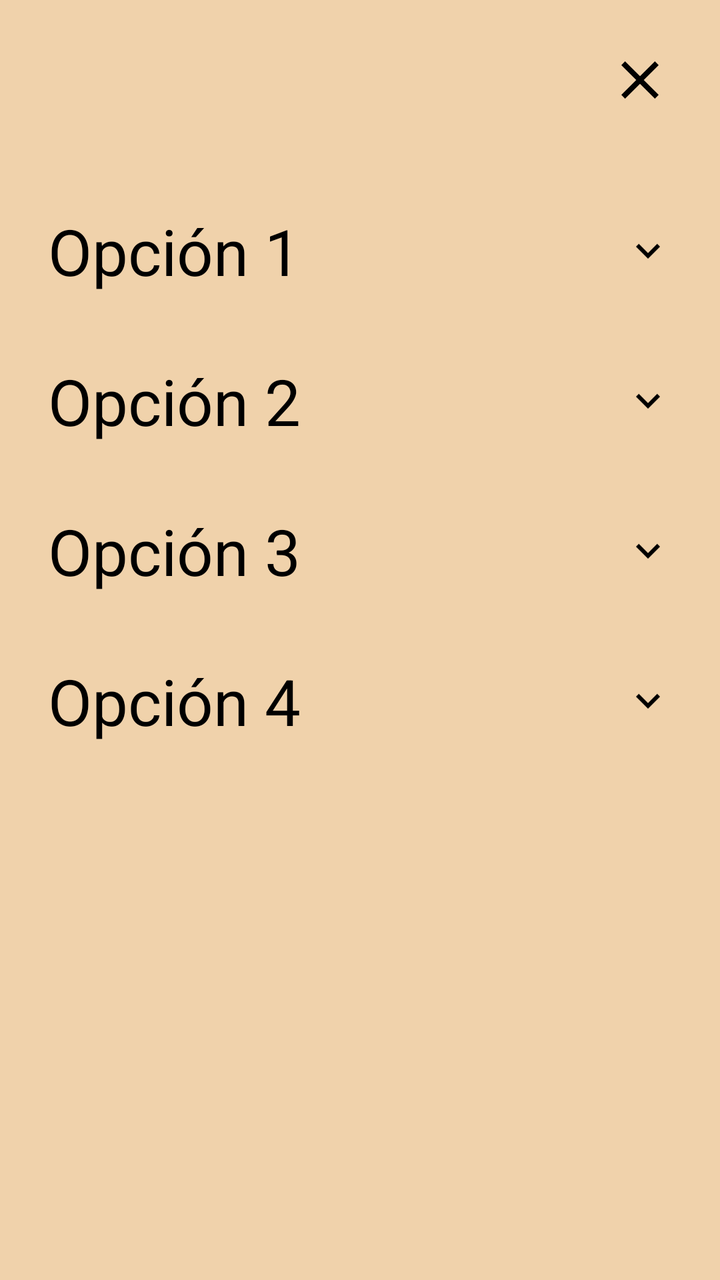
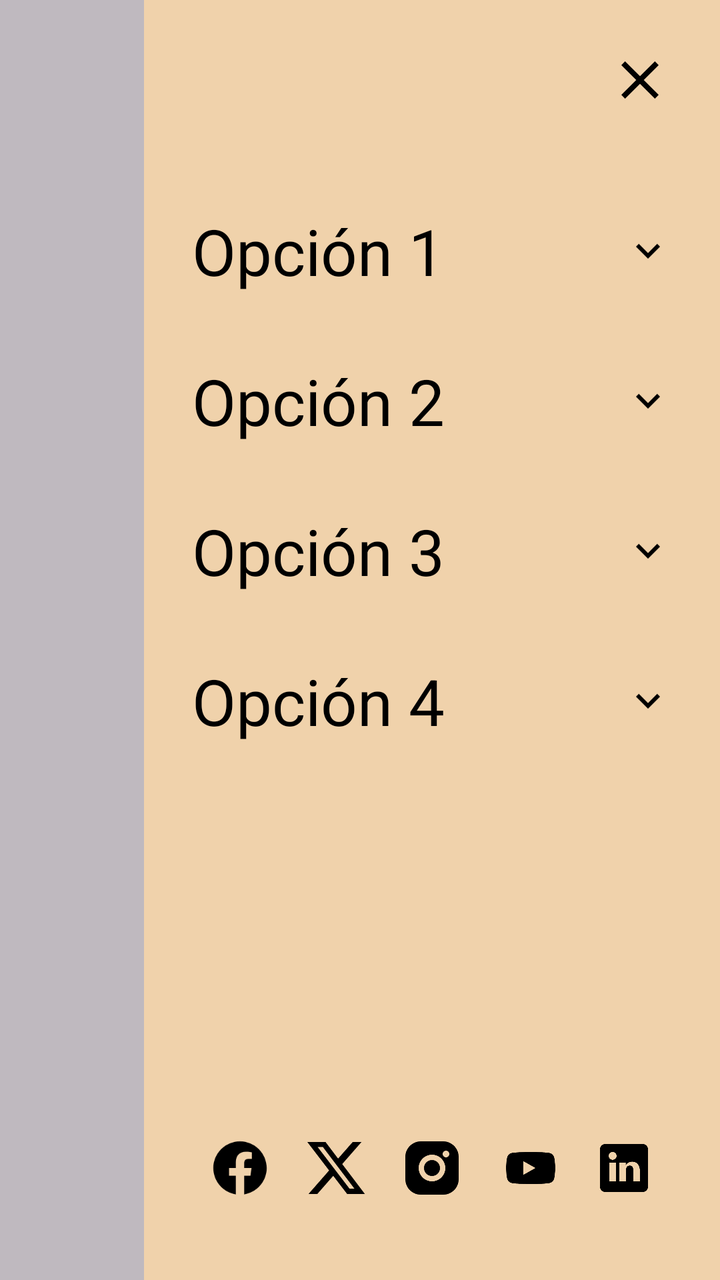

Two renders of the same Android screen: before a commit and after it. Below are the layout's source before the change and the commit's diff.
<!-- AndroidManifest.xml: application theme Theme.Parcial1amacn4bmontealegrenievas -->
<!-- res/layout/layout_menu_desplegable.xml -->
<?xml version="1.0" encoding="utf-8"?>
<androidx.constraintlayout.widget.ConstraintLayout xmlns:android="http://schemas.android.com/apk/res/android"
    xmlns:app="http://schemas.android.com/apk/res-auto"
    android:layout_width="match_parent"
    android:layout_height="match_parent"
    android:background="@color/appBackgroundColour"
    android:padding="24dp">

    <ImageView
        android:id="@+id/btn_close_menu"
        android:layout_width="32dp"
        android:layout_height="32dp"
        android:contentDescription="@string/cerrar_menu"
        android:src="@drawable/ic_close"
        app:layout_constraintEnd_toEndOf="parent"
        app:layout_constraintTop_toTopOf="parent" />

    <ScrollView
        android:layout_width="match_parent"
        android:layout_height="0dp"
        android:layout_marginTop="32dp"
        app:layout_constraintBottom_toBottomOf="parent"
        app:layout_constraintTop_toBottomOf="@id/btn_close_menu">

        <LinearLayout
            android:layout_width="match_parent"
            android:layout_height="wrap_content"
            android:orientation="vertical">

            
            <LinearLayout
                android:layout_width="match_parent"
                android:layout_height="wrap_content"
                android:orientation="horizontal"
                android:paddingVertical="16dp"
                android:clickable="true"
                android:focusable="true"
                android:background="?attr/selectableItemBackground">
                <TextView
                    android:layout_width="0dp"
                    android:layout_height="wrap_content"
                    android:layout_weight="1"
                    android:text="@string/menu_opcion_1"
                    android:textSize="32sp"
                    android:textColor="@color/black" />
                <ImageView
                    android:layout_width="24dp"
                    android:layout_height="24dp"
                    android:layout_gravity="center_vertical"
                    android:src="@drawable/ic_chevron_down"
                    android:contentDescription="@null" />
            </LinearLayout>

            
            <LinearLayout
                android:layout_width="match_parent"
                android:layout_height="wrap_content"
                android:orientation="horizontal"
                android:paddingVertical="16dp"
                android:clickable="true"
                android:focusable="true"
                android:background="?attr/selectableItemBackground">
                <TextView
                    android:layout_width="0dp"
                    android:layout_height="wrap_content"
                    android:layout_weight="1"
                    android:text="@string/menu_opcion_2"
                    android:textSize="32sp"
                    android:textColor="@color/black" />
                <ImageView
                    android:layout_width="24dp"
                    android:layout_height="24dp"
                    android:layout_gravity="center_vertical"
                    android:src="@drawable/ic_chevron_down"
                    android:contentDescription="@null" />
            </LinearLayout>

            
            <LinearLayout
                android:layout_width="match_parent"
                android:layout_height="wrap_content"
                android:orientation="horizontal"
                android:paddingVertical="16dp"
                android:clickable="true"
                android:focusable="true"
                android:background="?attr/selectableItemBackground">
                <TextView
                    android:layout_width="0dp"
                    android:layout_height="wrap_content"
                    android:layout_weight="1"
                    android:text="@string/menu_opcion_3"
                    android:textSize="32sp"
                    android:textColor="@color/black" />
                <ImageView
                    android:layout_width="24dp"
                    android:layout_height="24dp"
                    android:layout_gravity="center_vertical"
                    android:src="@drawable/ic_chevron_down"
                    android:contentDescription="@null" />
            </LinearLayout>

            
            <LinearLayout
                android:id="@+id/option_4_container"
                android:layout_width="match_parent"
                android:layout_height="wrap_content"
                android:orientation="vertical">

                <LinearLayout
                    android:id="@+id/option_4_header"
                    android:layout_width="match_parent"
                    android:layout_height="wrap_content"
                    android:orientation="horizontal"
                    android:paddingVertical="16dp"
                    android:clickable="true"
                    android:focusable="true"
                    android:background="?attr/selectableItemBackground">
                    <TextView
                        android:layout_width="0dp"
                        android:layout_height="wrap_content"
                        android:layout_weight="1"
                        android:text="@string/menu_opcion_4"
                        android:textSize="32sp"
                        android:textColor="@color/black" />
                    <ImageView
                        android:id="@+id/option_4_chevron"
                        android:layout_width="24dp"
                        android:layout_height="24dp"
                        android:layout_gravity="center_vertical"
                        android:src="@drawable/ic_chevron_down"
                        android:contentDescription="@null" />
                </LinearLayout>

                <LinearLayout
                    android:id="@+id/suboptions_container"
                    android:layout_width="match_parent"
                    android:layout_height="wrap_content"
                    android:orientation="vertical"
                    android:paddingStart="32dp"
                    android:paddingEnd="32dp"
                    android:visibility="gone">
                    <TextView
                        android:layout_width="match_parent"
                        android:layout_height="wrap_content"
                        android:paddingVertical="8dp"
                        android:text="@string/menu_subopcion_1"
                        android:textSize="18sp"
                        android:textColor="@color/black" />
                    <TextView
                        android:layout_width="match_parent"
                        android:layout_height="wrap_content"
                        android:paddingVertical="8dp"
                        android:text="@string/menu_subopcion_2"
                        android:textSize="18sp"
                        android:textColor="@color/black" />
                    <TextView
                        android:layout_width="match_parent"
                        android:layout_height="wrap_content"
                        android:paddingVertical="8dp"
                        android:text="@string/menu_subopcion_3"
                        android:textSize="18sp"
                        android:textColor="@color/black" />
                </LinearLayout>
            </LinearLayout>

        </LinearLayout>
    </ScrollView>

</androidx.constraintlayout.widget.ConstraintLayout>
<!-- resources referenced by this layout -->
<resources>
  <color name="appBackgroundColour">#F0D2AB</color>
  <color name="black">#FF000000</color>
  <string name="cerrar_menu">Cerrar menú</string>
  <string name="menu_opcion_1">Opción 1</string>
  <string name="menu_opcion_2">Opción 2</string>
  <string name="menu_opcion_3">Opción 3</string>
  <string name="menu_opcion_4">Opción 4</string>
  <string name="menu_subopcion_1">Subopción 1</string>
  <string name="menu_subopcion_2">Subopción 2</string>
  <string name="menu_subopcion_3">Subopción 3</string>
  <style name="Theme.Parcial1amacn4bmontealegrenievas" parent="Base.Theme.Parcial1amacn4bmontealegrenievas" />
  <style name="Base.Theme.Parcial1amacn4bmontealegrenievas" parent="Theme.Material3.DayNight.NoActionBar">
          
          
      </style>
  <!-- unchanged entries left out for length: 2 -->
</resources>

<!-- the commit's change to res/layout/layout_menu_desplegable.xml (unified diff, before → after) -->
@@ -3,167 +3,233 @@
     xmlns:app="http://schemas.android.com/apk/res-auto"
     android:layout_width="match_parent"
     android:layout_height="match_parent"
-    android:background="@color/appBackgroundColour"
-    android:padding="24dp">
-
-    <ImageView
-        android:id="@+id/btn_close_menu"
-        android:layout_width="32dp"
-        android:layout_height="32dp"
-        android:contentDescription="@string/cerrar_menu"
-        android:src="@drawable/ic_close"
-        app:layout_constraintEnd_toEndOf="parent"
-        app:layout_constraintTop_toTopOf="parent" />
-
-    <ScrollView
-        android:layout_width="match_parent"
-        android:layout_height="0dp"
-        android:layout_marginTop="32dp"
-        app:layout_constraintBottom_toBottomOf="parent"
-        app:layout_constraintTop_toBottomOf="@id/btn_close_menu">
-
-        <LinearLayout
+    android:background="@android:color/transparent">
+
+    
+    <View
+        android:id="@+id/view_dismiss"
+        android:layout_width="0dp"
+        android:layout_height="match_parent"
+        android:background="#40000000"
+        app:layout_constraintEnd_toStartOf="@+id/menu_content"
+        app:layout_constraintStart_toStartOf="parent" />
+
+    <androidx.constraintlayout.widget.ConstraintLayout
+        android:id="@+id/menu_content"
+        android:layout_width="0dp"
+        android:layout_height="match_parent"
+        android:background="@color/appBackgroundColour"
+        android:padding="24dp"
+        app:layout_constraintWidth_percent="0.8"
+        app:layout_constraintEnd_toEndOf="parent">
+
+        <ImageView
+            android:id="@+id/btn_close_menu"
+            android:layout_width="32dp"
+            android:layout_height="32dp"
+            android:contentDescription="@string/cerrar_menu"
+            android:src="@drawable/ic_close"
+            app:layout_constraintEnd_toEndOf="parent"
+            app:layout_constraintTop_toTopOf="parent" />
+
+        <ScrollView
             android:layout_width="match_parent"
-            android:layout_height="wrap_content"
-            android:orientation="vertical">
-
-            
+            android:layout_height="0dp"
+            android:layout_marginTop="32dp"
+            android:layout_marginBottom="16dp"
+            app:layout_constraintBottom_toTopOf="@+id/social_icons_container"
+            app:layout_constraintTop_toBottomOf="@id/btn_close_menu">
+
             <LinearLayout
                 android:layout_width="match_parent"
                 android:layout_height="wrap_content"
-                android:orientation="horizontal"
-                android:paddingVertical="16dp"
-                android:clickable="true"
-                android:focusable="true"
-                android:background="?attr/selectableItemBackground">
-                <TextView
-                    android:layout_width="0dp"
-                    android:layout_height="wrap_content"
-                    android:layout_weight="1"
-                    android:text="@string/menu_opcion_1"
-                    android:textSize="32sp"
-                    android:textColor="@color/black" />
-                <ImageView
-                    android:layout_width="24dp"
-                    android:layout_height="24dp"
-                    android:layout_gravity="center_vertical"
-                    android:src="@drawable/ic_chevron_down"
-                    android:contentDescription="@null" />
-            </LinearLayout>
-
-            
-            <LinearLayout
-                android:layout_width="match_parent"
-                android:layout_height="wrap_content"
-                android:orientation="horizontal"
-                android:paddingVertical="16dp"
-                android:clickable="true"
-                android:focusable="true"
-                android:background="?attr/selectableItemBackground">
-                <TextView
-                    android:layout_width="0dp"
-                    android:layout_height="wrap_content"
-                    android:layout_weight="1"
-                    android:text="@string/menu_opcion_2"
-                    android:textSize="32sp"
-                    android:textColor="@color/black" />
-                <ImageView
-                    android:layout_width="24dp"
-                    android:layout_height="24dp"
-                    android:layout_gravity="center_vertical"
-                    android:src="@drawable/ic_chevron_down"
-                    android:contentDescription="@null" />
-            </LinearLayout>
-
-            
-            <LinearLayout
-                android:layout_width="match_parent"
-                android:layout_height="wrap_content"
-                android:orientation="horizontal"
-                android:paddingVertical="16dp"
-                android:clickable="true"
-                android:focusable="true"
-                android:background="?attr/selectableItemBackground">
-                <TextView
-                    android:layout_width="0dp"
-                    android:layout_height="wrap_content"
-                    android:layout_weight="1"
-                    android:text="@string/menu_opcion_3"
-                    android:textSize="32sp"
-                    android:textColor="@color/black" />
-                <ImageView
-                    android:layout_width="24dp"
-                    android:layout_height="24dp"
-                    android:layout_gravity="center_vertical"
-                    android:src="@drawable/ic_chevron_down"
-                    android:contentDescription="@null" />
-            </LinearLayout>
-
-            
-            <LinearLayout
-                android:id="@+id/option_4_container"
-                android:layout_width="match_parent"
-                android:layout_height="wrap_content"
                 android:orientation="vertical">
 
-                <LinearLayout
-                    android:id="@+id/option_4_header"
-                    android:layout_width="match_parent"
-                    android:layout_height="wrap_content"
-                    android:orientation="horizontal"
-                    android:paddingVertical="16dp"
+                
+                <LinearLayout
+                    android:layout_width="match_parent"
+                    android:layout_height="wrap_content"
+                    android:background="?attr/selectableItemBackground"
                     android:clickable="true"
                     android:focusable="true"
-                    android:background="?attr/selectableItemBackground">
+                    android:orientation="horizontal"
+                    android:paddingVertical="16dp">
                     <TextView
                         android:layout_width="0dp"
                         android:layout_height="wrap_content"
                         android:layout_weight="1"
-                        android:text="@string/menu_opcion_4"
-                        android:textSize="32sp"
-                        android:textColor="@color/black" />
+                        android:text="@string/menu_opcion_1"
+                        android:textColor="@color/black"
+                        android:textSize="32sp" />
                     <ImageView
-                        android:id="@+id/option_4_chevron"
                         android:layout_width="24dp"
                         android:layout_height="24dp"
                         android:layout_gravity="center_vertical"
-                        android:src="@drawable/ic_chevron_down"
-                        android:contentDescription="@null" />
-                </LinearLayout>
-
-                <LinearLayout
-                    android:id="@+id/suboptions_container"
-                    android:layout_width="match_parent"
-                    android:layout_height="wrap_content"
-                    android:orientation="vertical"
-                    android:paddingStart="32dp"
-                    android:paddingEnd="32dp"
-                    android:visibility="gone">
+                        android:contentDescription="@null"
+                        android:src="@drawable/ic_chevron_down" />
+                </LinearLayout>
+
+                
+                <LinearLayout
+                    android:layout_width="match_parent"
+                    android:layout_height="wrap_content"
+                    android:background="?attr/selectableItemBackground"
+                    android:clickable="true"
+                    android:focusable="true"
+                    android:orientation="horizontal"
+                    android:paddingVertical="16dp">
                     <TextView
+                        android:layout_width="0dp"
+                        android:layout_height="wrap_content"
+                        android:layout_weight="1"
+                        android:text="@string/menu_opcion_2"
+                        android:textColor="@color/black"
+                        android:textSize="32sp" />
+                    <ImageView
+                        android:layout_width="24dp"
+                        android:layout_height="24dp"
+                        android:layout_gravity="center_vertical"
+                        android:contentDescription="@null"
+                        android:src="@drawable/ic_chevron_down" />
+                </LinearLayout>
+
+                
+                <LinearLayout
+                    android:layout_width="match_parent"
+                    android:layout_height="wrap_content"
+                    android:background="?attr/selectableItemBackground"
+                    android:clickable="true"
+                    android:focusable="true"
+                    android:orientation="horizontal"
+                    android:paddingVertical="16dp">
+                    <TextView
+                        android:layout_width="0dp"
+                        android:layout_height="wrap_content"
+                        android:layout_weight="1"
+                        android:text="@string/menu_opcion_3"
+                        android:textColor="@color/black"
+                        android:textSize="32sp" />
+                    <ImageView
+                        android:layout_width="24dp"
+                        android:layout_height="24dp"
+                        android:layout_gravity="center_vertical"
+                        android:contentDescription="@null"
+                        android:src="@drawable/ic_chevron_down" />
+                </LinearLayout>
+
+                
+                <LinearLayout
+                    android:id="@+id/option_4_container"
+                    android:layout_width="match_parent"
+                    android:layout_height="wrap_content"
+                    android:orientation="vertical">
+
+                    <LinearLayout
+                        android:id="@+id/option_4_header"
                         android:layout_width="match_parent"
                         android:layout_height="wrap_content"
-                        android:paddingVertical="8dp"
-                        android:text="@string/menu_subopcion_1"
-                        android:textSize="18sp"
-                        android:textColor="@color/black" />
-                    <TextView
+                        android:background="?attr/selectableItemBackground"
+                        android:clickable="true"
+                        android:focusable="true"
+                        android:orientation="horizontal"
+                        android:paddingVertical="16dp">
+                        <TextView
+                            android:layout_width="0dp"
+                            android:layout_height="wrap_content"
+                            android:layout_weight="1"
+                            android:text="@string/menu_opcion_4"
+                            android:textColor="@color/black"
+                            android:textSize="32sp" />
+                        <ImageView
+                            android:id="@+id/option_4_chevron"
+                            android:layout_width="24dp"
+                            android:layout_height="24dp"
+                            android:layout_gravity="center_vertical"
+                            android:contentDescription="@null"
+                            android:src="@drawable/ic_chevron_down" />
+                    </LinearLayout>
+
+                    <LinearLayout
+                        android:id="@+id/suboptions_container"
                         android:layout_width="match_parent"
                         android:layout_height="wrap_content"
-                        android:paddingVertical="8dp"
-                        android:text="@string/menu_subopcion_2"
-                        android:textSize="18sp"
-                        android:textColor="@color/black" />
-                    <TextView
-                        android:layout_width="match_parent"
-                        android:layout_height="wrap_content"
-                        android:paddingVertical="8dp"
-                        android:text="@string/menu_subopcion_3"
-                        android:textSize="18sp"
-                        android:textColor="@color/black" />
+                        android:orientation="vertical"
+                        android:paddingStart="32dp"
+                        android:paddingEnd="32dp"
+                        android:visibility="gone">
+                        <TextView
+                            android:layout_width="match_parent"
+                            android:layout_height="wrap_content"
+                            android:paddingVertical="8dp"
+                            android:text="@string/menu_subopcion_1"
+                            android:textColor="@color/black"
+                            android:textSize="18sp" />
+                        <TextView
+                            android:layout_width="match_parent"
+                            android:layout_height="wrap_content"
+                            android:paddingVertical="8dp"
+                            android:text="@string/menu_subopcion_2"
+                            android:textColor="@color/black"
+                            android:textSize="18sp" />
+                        <TextView
+                            android:layout_width="match_parent"
+                            android:layout_height="wrap_content"
+                            android:paddingVertical="8dp"
+                            android:text="@string/menu_subopcion_3"
+                            android:textColor="@color/black"
+                            android:textSize="18sp" />
+                    </LinearLayout>
                 </LinearLayout>
             </LinearLayout>
+        </ScrollView>
+
+        
+        <LinearLayout
+            android:id="@+id/social_icons_container"
+            android:layout_width="match_parent"
+            android:layout_height="wrap_content"
+            android:gravity="center"
+            android:orientation="horizontal"
+            android:paddingVertical="16dp"
+            app:layout_constraintBottom_toBottomOf="parent">
+
+            <ImageView
+                android:layout_width="32dp"
+                android:layout_height="32dp"
+                android:layout_marginHorizontal="8dp"
+                android:src="@drawable/ic_facebook"
+                android:contentDescription="Facebook" />
+
+            <ImageView
+                android:layout_width="32dp"
+                android:layout_height="32dp"
+                android:layout_marginHorizontal="8dp"
+                android:src="@drawable/ic_twitter_x"
+                android:contentDescription="X" />
+
+            <ImageView
+                android:layout_width="32dp"
+                android:layout_height="32dp"
+                android:layout_marginHorizontal="8dp"
+                android:src="@drawable/ic_instagram"
+                android:contentDescription="Instagram" />
+
+            <ImageView
+                android:layout_width="32dp"
+                android:layout_height="32dp"
+                android:layout_marginHorizontal="8dp"
+                android:src="@drawable/ic_youtube"
+                android:contentDescription="YouTube" />
+
+            <ImageView
+                android:layout_width="32dp"
+                android:layout_height="32dp"
+                android:layout_marginHorizontal="8dp"
+                android:src="@drawable/ic_linkedin"
+                android:contentDescription="LinkedIn" />
 
         </LinearLayout>
-    </ScrollView>
+
+    </androidx.constraintlayout.widget.ConstraintLayout>
 
 </androidx.constraintlayout.widget.ConstraintLayout>
<!-- resource entries referenced after the edit -->
@@ -2,6 +2,56 @@
 <resources>
   <color name="appBackgroundColour">#F0D2AB</color>
   <color name="black">#FF000000</color>
+  <!-- drawable ic_facebook (drawable) -->
+  <vector xmlns:android="http://schemas.android.com/apk/res/android"
+      android:width="24dp"
+      android:height="24dp"
+      android:viewportWidth="24"
+      android:viewportHeight="24">
+      <path
+          android:fillColor="#000000"
+          android:pathData="M12,2C6.477,2,2,6.477,2,12c0,5.01,3.657,9.128,8.438,9.878v-6.987h-2.54V12h2.54V9.797c0-2.506,1.492-3.89,3.777-3.89c1.094,0,2.238,0.195,2.238,0.195v2.46h-1.26c-1.243,0-1.63,0.771-1.63,1.562V12h2.773l-0.443,2.89h-2.33v6.988C18.343,21.128,22,17.01,22,12C22,6.477,17.523,2,12,2z"/>
+  </vector>
+  <!-- drawable ic_instagram (drawable) -->
+  <vector xmlns:android="http://schemas.android.com/apk/res/android"
+      android:width="24dp"
+      android:height="24dp"
+      android:viewportWidth="24"
+      android:viewportHeight="24">
+      <path
+          android:fillColor="#000000"
+          android:pathData="M7.8,2h8.4C19.4,2 22,4.6 22,7.8v8.4c0,3.2 -2.6,5.8 -5.8,5.8H7.8C4.6,22 2,19.4 2,16.2V7.8C2,4.6 4.6,2 7.8,2zM12,7c-2.76,0 -5,2.24 -5,5s2.24,5 5,5 5,-2.24 5,-5S14.76,7 12,7zM12,15c-1.66,0 -3,-1.34 -3,-3s1.34,-3 3,-3 3,1.34 3,3S13.66,15 12,15zM17.25,5.5c-0.69,0 -1.25,0.56 -1.25,1.25s0.56,1.25 1.25,1.25 1.25,-0.56 1.25,-1.25S17.94,5.5 17.25,5.5z"/>
+  </vector>
+  <!-- drawable ic_linkedin (drawable) -->
+  <vector xmlns:android="http://schemas.android.com/apk/res/android"
+      android:width="24dp"
+      android:height="24dp"
+      android:viewportWidth="24"
+      android:viewportHeight="24">
+      <path
+          android:fillColor="#000000"
+          android:pathData="M19,3H5C3.895,3 3,3.895 3,5v14c0,1.105 0.895,2 2,2h14c1.105,0 2,-0.895 2,-2V5C21,3.895 20.105,3 19,3zM9,17H6.477v-7H9V17zM7.739,8.923c-0.812,0 -1.469,-0.657 -1.469,-1.469c0,-0.812 0.657,-1.469 1.469,-1.469s1.469,0.657 1.469,1.469C9.208,8.266 8.551,8.923 7.739,8.923zM18,17h-2.523v-3.82c0,-0.911 -0.017,-2.083 -1.27,-2.083c-1.27,0 -1.465,0.992 -1.465,2.017V17h-2.523v-7h2.422v0.957h0.034c0.337,-0.639 1.161,-1.312 2.39,-1.312C17.135,9.645 18,11.325 18,13.511V17z"/>
+  </vector>
+  <!-- drawable ic_twitter_x (drawable) -->
+  <vector xmlns:android="http://schemas.android.com/apk/res/android"
+      android:width="24dp"
+      android:height="24dp"
+      android:viewportWidth="24"
+      android:viewportHeight="24">
+      <path
+          android:fillColor="#000000"
+          android:pathData="M18.244,2.25h3.308l-7.227,8.26l8.502,11.24H16.17l-5.214,-6.817L4.99,21.75H1.68l7.73,-8.835L1.25,2.25h6.834l4.7,6.216Zm-1.161,17.52h1.833L7.084,4.126H5.117Z"/>
+  </vector>
+  <!-- drawable ic_youtube (drawable) -->
+  <vector xmlns:android="http://schemas.android.com/apk/res/android"
+      android:width="24dp"
+      android:height="24dp"
+      android:viewportWidth="24"
+      android:viewportHeight="24">
+      <path
+          android:fillColor="#000000"
+          android:pathData="M21.8,8c-0.2,-0.8 -0.8,-1.4 -1.6,-1.6c-1.4,-0.4 -7.2,-0.4 -7.2,-0.4s-5.8,0 -7.2,0.4C5,6.6 4.4,7.2 4.2,8C3.8,9.4 3.8,12 3.8,12s0,2.6 0.4,4c0.2,0.8 0.8,1.4 1.6,1.6c1.4,0.4 7.2,0.4 7.2,0.4s5.8,0 7.2,-0.4c0.8,-0.2 1.4,-0.8 1.6,-1.6c0.4,-1.4 0.4,-4 0.4,-4S22.2,9.4 21.8,8zM10.2,14.6V9.4l4.6,2.6L10.2,14.6z"/>
+  </vector>
   <string name="cerrar_menu">Cerrar menú</string>
   <string name="menu_opcion_1">Opción 1</string>
   <string name="menu_opcion_2">Opción 2</string>
